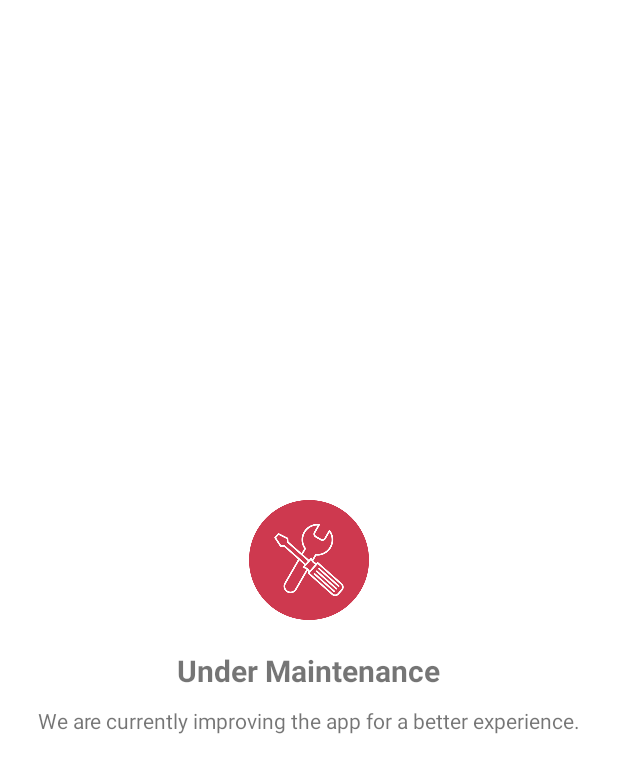
After one commit to Profesor-B/heartwise-app, an Android app: the MaintenanceActivity screen opened directly, with no data from a screen before it, on a phone screen of 412 x 824 dp. The commit adds this screen. Shown: the top 773 px of the screen. Run offline under Robolectric (Android 15) with nearby library versions, the phone set to English and light mode, and no system bars; Roboto replaces fonts that are not available here.

Commit message:
update-for-Under Maintenance

```diff
--- a/app/src/main/AndroidManifest.xml
+++ b/app/src/main/AndroidManifest.xml
@@ -11,6 +11,12 @@
         android:roundIcon="@drawable/heartwiselogo"
         android:supportsRtl="true"
         android:theme="@style/Theme.HeartWise">
+        <activity
+            android:name=".MaintenanceActivity"
+            android:exported="false" />
+        <activity
+            android:name=".LoadingActivity"
+            android:exported="false" />
         <activity
             android:name=".GetStarted"
             android:exported="false" />
--- a/app/src/main/java/com/example/heartwise/HomeActivity.java
+++ b/app/src/main/java/com/example/heartwise/HomeActivity.java
@@ -22,7 +22,7 @@ public class HomeActivity extends AppCompatActivity {
             @Override
             public void onClick(View v) {
                 // Use HomeActivity.this instead of MainActivity.this
-                Intent intent = new Intent(HomeActivity.this, GetStarted.class);
+                Intent intent = new Intent(HomeActivity.this, LoadingActivity.class);
                 startActivity(intent);
             }
         });
--- /dev/null
+++ b/app/src/main/java/com/example/heartwise/LoadingActivity.java
@@ -0,0 +1,48 @@
+package com.example.heartwise;
+
+import android.content.Intent;
+import android.os.Bundle;
+import android.os.Handler;
+import android.widget.ProgressBar;
+import androidx.appcompat.app.AppCompatActivity;
+
+public class LoadingActivity extends AppCompatActivity {
+
+    private ProgressBar loadingProgressBar;
+    private int progressStatus = 0;
+    private Handler handler = new Handler();
+
+    @Override
+    protected void onCreate(Bundle savedInstanceState) {
+        super.onCreate(savedInstanceState);
+        setContentView(R.layout.activity_loading);
+
+        loadingProgressBar = findViewById(R.id.loading_progress);
+
+        // Simulate progress over 3 seconds
+        new Thread(new Runnable() {
+            @Override
+            public void run() {
+                while (progressStatus < 100) {
+                    progressStatus += 1;
+                    handler.post(new Runnable() {
+                        @Override
+                        public void run() {
+                            loadingProgressBar.setProgress(progressStatus);
+                        }
+                    });
+                    try {
+                        Thread.sleep(30); // Sleep for 30ms to simulate slow loading
+                    } catch (InterruptedException e) {
+                        e.printStackTrace();
+                    }
+                }
+
+                // Once loading is complete, navigate to the MaintenanceActivity
+                Intent intent = new Intent(LoadingActivity.this, MaintenanceActivity.class);
+                startActivity(intent);
+                finish();
+            }
+        }).start();
+    }
+}
--- /dev/null
+++ b/app/src/main/java/com/example/heartwise/MaintenanceActivity.java
@@ -0,0 +1,13 @@
+package com.example.heartwise;
+
+import android.os.Bundle;
+import androidx.appcompat.app.AppCompatActivity;
+
+public class MaintenanceActivity extends AppCompatActivity {
+
+    @Override
+    protected void onCreate(Bundle savedInstanceState) {
+        super.onCreate(savedInstanceState);
+        setContentView(R.layout.activity_maintenance);
+    }
+}
--- /dev/null
+++ b/app/src/main/res/drawable/circle_active.xml
@@ -0,0 +1,6 @@
+<?xml version="1.0" encoding="utf-8"?>
+<shape xmlns:android="http://schemas.android.com/apk/res/android">
+    <solid android:color="@color/dark_red" />
+    <corners android:radius="50dp" />
+    <size android:width="10dp" android:height="10dp"/>
+</shape>
--- /dev/null
+++ b/app/src/main/res/drawable/circle_inactive.xml
@@ -0,0 +1,6 @@
+<?xml version="1.0" encoding="utf-8"?>
+<shape xmlns:android="http://schemas.android.com/apk/res/android">
+    <solid android:color="@android:color/darker_gray" />
+    <corners android:radius="50dp" />
+    <size android:width="10dp" android:height="10dp"/>
+</shape>
--- /dev/null
+++ b/app/src/main/res/drawable/heart_rate_circle.xml
@@ -0,0 +1,6 @@
+<?xml version="1.0" encoding="utf-8"?>
+<shape xmlns:android="http://schemas.android.com/apk/res/android">
+    <solid android:color="@color/red" />
+    <corners android:radius="100dp" />
+    <size android:width="120dp" android:height="120dp"/>
+</shape>
--- a/app/src/main/res/layout/activity_get_stared.xml
+++ b/app/src/main/res/layout/activity_get_stared.xml
@@ -9,7 +9,7 @@
 
     <ImageView
         android:layout_width="match_parent"
-        android:layout_height="546dp"
+        android:layout_height="wrap_content"
         android:scaleType="centerCrop"
         android:src="@drawable/screen1" />
 
@@ -31,6 +31,7 @@
         android:layout_gravity="center"
         android:fontFamily="@font/poppins_semibold"
         android:padding="10dp"
+        android:layout_marginTop="15dp"
         android:text="Continue"
         android:textSize="11sp"
         app:cornerRadius="12dp" />
--- a/app/src/main/res/layout/activity_home.xml
+++ b/app/src/main/res/layout/activity_home.xml
@@ -55,7 +55,8 @@
         app:layout_constraintEnd_toEndOf="parent"
         app:layout_constraintHorizontal_bias="0.495"
         app:layout_constraintStart_toStartOf="parent"
-        app:layout_constraintTop_toBottomOf="@+id/description_text" />
+        app:layout_constraintTop_toBottomOf="@+id/description_text"
+        android:layout_centerInParent="true"/>
 
     <TextView
         android:id="@+id/welcome_message"
--- /dev/null
+++ b/app/src/main/res/layout/activity_maintenance.xml
@@ -0,0 +1,36 @@
+<?xml version="1.0" encoding="utf-8"?>
+<RelativeLayout xmlns:android="http://schemas.android.com/apk/res/android"
+    android:layout_width="match_parent"
+    android:layout_height="match_parent"
+    android:background="#FFFFFF"
+    android:gravity="center">
+
+    <ImageView
+        android:id="@+id/wrench_icon"
+        android:layout_width="80dp"
+        android:layout_height="80dp"
+        android:src="@drawable/wrenchicon"
+        android:layout_centerHorizontal="true" />
+
+    <TextView
+        android:id="@+id/maintenance_text"
+        android:layout_width="wrap_content"
+        android:layout_height="wrap_content"
+        android:text="Under Maintenance"
+        android:textSize="20sp"
+        android:textStyle="bold"
+        android:layout_below="@id/wrench_icon"
+        android:layout_marginTop="20dp"
+        android:layout_centerHorizontal="true" />
+
+    <TextView
+        android:id="@+id/explanation_text"
+        android:layout_width="wrap_content"
+        android:layout_height="wrap_content"
+        android:text="We are currently improving the app for a better experience."
+        android:textSize="14sp"
+        android:layout_below="@id/maintenance_text"
+        android:layout_marginTop="10dp"
+        android:layout_centerHorizontal="true" />
+
+</RelativeLayout>
--- a/app/src/main/res/values/colors.xml
+++ b/app/src/main/res/values/colors.xml
@@ -7,8 +7,11 @@
     <color name="teal_700">#FF018786</color>
     <color name="black">#FF000000</color>
     <color name="white">#FFFFFFFF</color>
+    <color name="red">#FF5252</color>
+    <color name="dark_red">#D32F2F</color>
+    <color name="pink_700">#FD4452</color>
     <color name="pink">#FD4452</color>
+    <color name="pink_200">#C2405A</color>"
     <color name="grey">#808080</color>
-    <color name="lightpink">#C2405A</color>"
    <!-- <color name="lavender">#8692f7</color>-->
 </resources>
--- a/app/src/main/res/values/strings.xml
+++ b/app/src/main/res/values/strings.xml
@@ -3,7 +3,7 @@
     <!-- App Name-->
     <string name="app_name">HeartWise</string>
     <string name="title_home">Measure</string>
-        <!-- Testings-->
+    <!-- Testings-->
     <!--<string name="title_home">Home</string>
     <string name="title_dashboard">Dashboard</string>
     <string name="title_notifications">Notifications</string>-->
@@ -16,7 +16,7 @@
     <string name="screen1desc">Stay in tune with your hearts rhythm. Monitor your heart rate in real-time with precise measurements and insightful analysis.</string>
     <string name="screen2desc">Track blood pressure sugar, activities. Gain control over your health with comprehensive tracking tools. </string>
 
-    <string name="startDesc">Stay in tune with your hearts rhythm. Monitor your heart rate in real-time with precise measurements and insightful analysis.
+    <string name="startDesc">Your trusted partner in monitoring your heart health, makes heart rate measurement simple, accurate, and insightful.
 
     </string>
 </resources>
```
Also changed, not shown: app/src/main/res/drawable/progress_drawable.xml (added, +26 -0 lines), app/src/main/res/layout/activity_loading.xml (added, +37 -0 lines), app/src/main/res/drawable/live.png (deleted), app/src/main/res/drawable/phone_frame.png (added), app/src/main/res/drawable/progress_activity.png (added), app/src/main/res/drawable/shorts.png (deleted), app/src/main/res/drawable/upload.png (deleted), app/src/main/res/drawable/wrenchicon.png (added).
